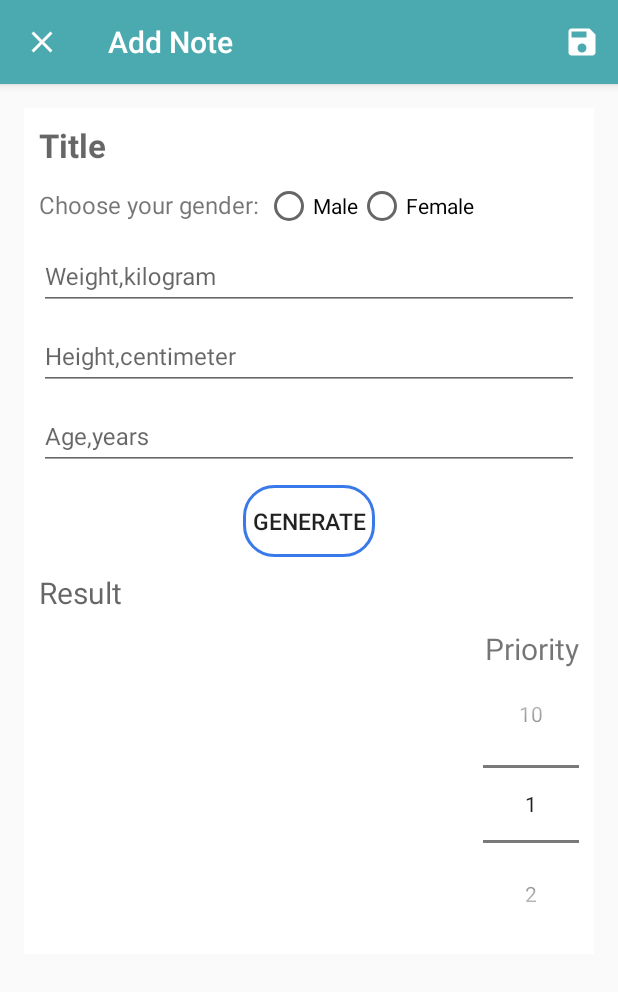
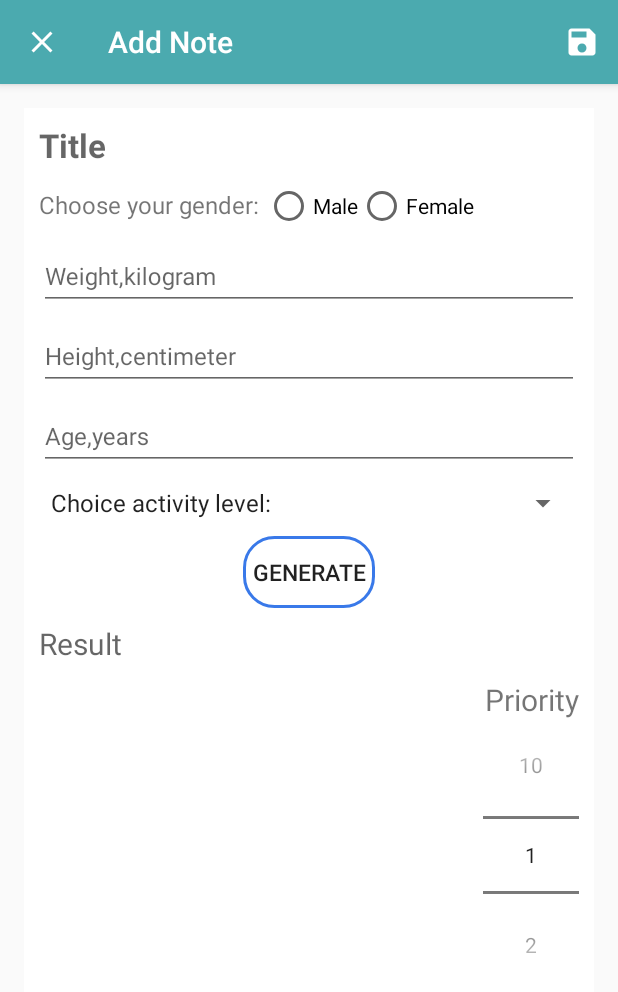
Before and after one commit to Eduard-Kozachenko/CalculatorCalorie, an Android app: the AddNoteActivity screen opened directly, with no data from a screen before it, on a phone screen of 412 x 824 dp. Shown: the top 992 px of the screen. Run offline under Robolectric (Android 15) with nearby library versions, the phone set to English and light mode, and no system bars.

Commit message:
add level activity mvvm

```diff
--- a/app/src/main/java/com/eduard/caloriecounter/presentation/activity/AddNoteActivity.java
+++ b/app/src/main/java/com/eduard/caloriecounter/presentation/activity/AddNoteActivity.java
@@ -6,10 +6,14 @@ import android.text.TextUtils;
 import android.view.Menu;
 import android.view.MenuInflater;
 import android.view.MenuItem;
+import android.view.View;
+import android.widget.AdapterView;
+import android.widget.ArrayAdapter;
 import android.widget.Button;
 import android.widget.EditText;
 import android.widget.NumberPicker;
 import android.widget.RadioButton;
+import android.widget.Spinner;
 import android.widget.TextView;
 import android.widget.Toast;
 
@@ -20,7 +24,7 @@ import androidx.annotation.NonNull;
 import androidx.appcompat.app.AppCompatActivity;
 import androidx.lifecycle.ViewModelProviders;
 
-public class AddNoteActivity extends AppCompatActivity {
+public class AddNoteActivity extends AppCompatActivity implements AdapterView.OnItemSelectedListener{
     public static final String EXTRA_TITLE = "com.eduard.caltestmvvm.activity.EXTRA_TITLE";
     public static final String EXTRA_DESCRIPTION = "com.eduard.caltestmvvm.activity.EXTRA_DESCRIPTION";
     public static final String EXTRA_PRIORITY = "com.eduard.caltestmvvm.activity.EXTRA_PRIORITY";
@@ -30,6 +34,7 @@ public class AddNoteActivity extends AppCompatActivity {
     private EditText etWeight;
     private EditText etHeight;
     private EditText etAge;
+    private Spinner spinLevel;
     private Button btnGenerate;
     private TextView tvResult;
     private NumberPicker numberPickerPriority;
@@ -47,6 +52,7 @@ public class AddNoteActivity extends AppCompatActivity {
         etWeight = findViewById(R.id.et_weight);
         etHeight = findViewById(R.id.et_height);
         etAge = findViewById(R.id.et_age);
+        spinLevel = findViewById(R.id.spin_level_activity);
         btnGenerate = findViewById(R.id.btn_generate);
         tvResult = findViewById(R.id.tv_result);
         numberPickerPriority = findViewById(R.id.np_priority);
@@ -56,6 +62,12 @@ public class AddNoteActivity extends AppCompatActivity {
 
         getSupportActionBar().setHomeAsUpIndicator(R.drawable.ic_close_black_24dp);
         setTitle("Add Note");
+
+        ArrayAdapter<CharSequence> adapter = ArrayAdapter.createFromResource(
+                this,R.array.heading_level_activity,android.R.layout.simple_spinner_item);
+        adapter.setDropDownViewResource(android.R.layout.simple_spinner_dropdown_item);
+        spinLevel.setAdapter(adapter);
+        spinLevel.setOnItemSelectedListener(this);
 
         configView();
     }
@@ -74,11 +86,13 @@ public class AddNoteActivity extends AppCompatActivity {
             }else if (rb_Male.isChecked() == true) {
                 calculationViewModel.collectionInfoMale(Double.valueOf(strUserW),
                         Double.valueOf(strUserH),
-                        Double.valueOf(strUserA));
+                        Double.valueOf(strUserA),
+                        Integer.valueOf(spinLevel.getSelectedItemPosition()));
             }else if(rb_Female.isChecked() == true) {
                 calculationViewModel.collectionInfoFemale(Double.valueOf(strUserW),
                         Double.valueOf(strUserH),
-                        Double.valueOf(strUserA));
+                        Double.valueOf(strUserA),
+                        Integer.valueOf(spinLevel.getSelectedItemPosition()));
             }
         });
 
@@ -121,4 +135,15 @@ public class AddNoteActivity extends AppCompatActivity {
         setResult(RESULT_OK, data);
         finish();
     }
+
+    @Override
+    public void onItemSelected(AdapterView<?> parent, View view, int position, long id) {
+        if(position > 0) {
+            Toast.makeText(getApplicationContext(), spinLevel.getSelectedItem().toString(), Toast.LENGTH_SHORT).show();
+        }
+    }
+
+    @Override
+    public void onNothingSelected(AdapterView<?> parent) {
+    }
 }
--- a/app/src/main/res/layout/activity_add_note.xml
+++ b/app/src/main/res/layout/activity_add_note.xml
@@ -95,12 +95,12 @@
                 android:textSize="@dimen/font_16"></EditText>
         </com.google.android.material.textfield.TextInputLayout>
 
-<!--        <Spinner-->
-<!--            android:id="@+id/spin_level_activity"-->
-<!--            android:layout_width="match_parent"-->
-<!--            android:layout_height="wrap_content"-->
-<!--            android:layout_marginTop="@dimen/margin_10">-->
-<!--        </Spinner>-->
+        <Spinner
+            android:id="@+id/spin_level_activity"
+            android:layout_width="match_parent"
+            android:layout_height="wrap_content"
+            android:layout_marginTop="@dimen/margin_10">
+        </Spinner>
 
         <Button
             android:id="@+id/btn_generate"
@@ -112,7 +112,7 @@
             android:layout_gravity="center"
             android:layout_margin="@dimen/margin_10"/>
 
-        <TextView
+        <EditText
             android:id="@+id/tv_result"
             android:layout_width="match_parent"
             android:layout_height="wrap_content"
```
Also changed, not shown: app/src/main/java/com/eduard/caloriecounter/presentation/usecase/CalculationUseCase.java (+62 -6 lines), app/src/main/java/com/eduard/caloriecounter/presentation/utils/CalculationViewModel.java (+4 -4 lines), app/src/main/java/com/eduard/caloriecounter/presentation/utils/CalculatorUserModel.java (deleted, +0 -75 lines).
